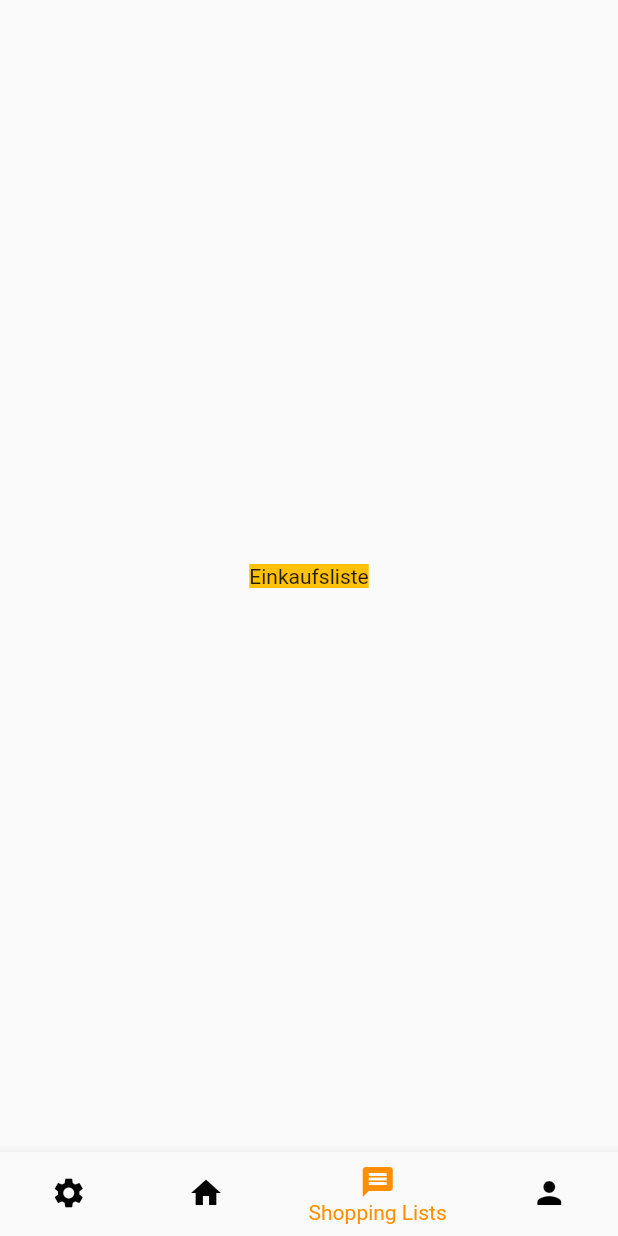
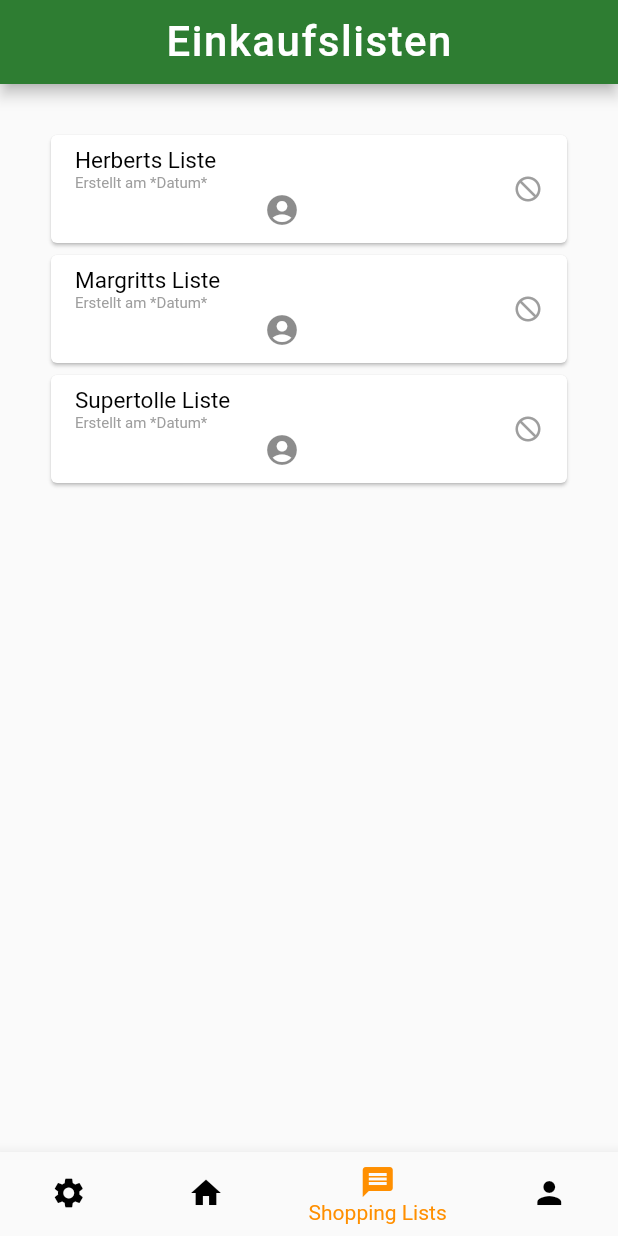
Before and after one commit to kit-recipe-app/front-end, a Flutter app: the screen it shows after launch, item 3 of the bottom bar chosen, on a phone screen of 412 x 824 dp. Run offline on Flutter 3.47's test engine with Material 2 defaults, Android fonts, the phone set to English and light mode, and no system bars.

Commit message:
Habe die EinkaufslistenSeite bearbeitet, habe Appbar eingefügt und ListTiles, arbeite noch an den Details

```diff
--- a/flutter_frontend_recipes/lib/constants/colors.dart
+++ b/flutter_frontend_recipes/lib/constants/colors.dart
@@ -10,7 +10,7 @@ class ColorDesigns {
 
   // Das sind Farben, die für die Seiten wichtig sind
   Color? backGroundColor = Colors.white;
-  Color? appBarBGColor = Colors.green[400];
+  Color? appBarBGColor = Colors.green[800];
   Color? navigationBarBGColor = Colors.white;
   Color? listTileColor = Colors.white;
   Color? addButtonColor = Colors.white;
--- a/flutter_frontend_recipes/lib/constants/font_styles.dart
+++ b/flutter_frontend_recipes/lib/constants/font_styles.dart
@@ -12,13 +12,12 @@ class FontStyles {
   // das ist für die Texte in Rezepten und Listen
   TextStyle normalText = const TextStyle(
     fontSize: 15,
-    letterSpacing: 1,
     color: Colors.black,
   );
 
   // das ist für texte in den AppBars
   TextStyle appBarText = const TextStyle(
-    fontSize: 15,
+    fontSize: 28,
     letterSpacing: 1,
     color: Colors.white,
   );
@@ -31,4 +30,11 @@ class FontStyles {
     fontWeight: FontWeight.bold,
   );
 
+  // das ist ein Text, der für untere Titel der Listen gedacht ist
+  TextStyle subtitleForTiles = const TextStyle(
+    fontSize: 10,
+    color: Colors.grey,
+  );
+
+
 }
--- a/flutter_frontend_recipes/lib/constants/icon_designs.dart
+++ b/flutter_frontend_recipes/lib/constants/icon_designs.dart
@@ -19,5 +19,6 @@ class IconDesigns {
   IconData calories = Icons.local_fire_department_rounded;
   IconData duration = Icons.access_time;
   IconData price = Icons.speed_outlined;
+  IconData notFinalIcon = Icons.not_interested;
 
 }
--- a/flutter_frontend_recipes/lib/main.dart
+++ b/flutter_frontend_recipes/lib/main.dart
@@ -1,6 +1,7 @@
 import 'package:flutter/material.dart';
 import 'package:flutter_frontend_recipes/pages/feed/main-page-feed.dart';
 import 'package:flutter_frontend_recipes/pages/profile/main-page-profile.dart';
+import 'package:flutter_frontend_recipes/pages/shopping-lists/main-page-shopping-lists.dart';
 
 void main() {
   runApp(const MyApp());
@@ -33,10 +34,7 @@ class _LayoutWidgetState extends State<LayoutWidget> {
   final List<Widget> _pages = <Widget>[
     const MainPageFeed(title: 'MVP Recipe App - Startpage'),
     const MyWidgettt(title: 'hello'),
-    Container(
-      color: Colors.amber,
-      child: const Text('Einkaufsliste'),
-    ),
+    MainPageShoppingLists(),
     Container(
       color: Colors.amber,
       child: const Text('Profil'),
--- a/flutter_frontend_recipes/lib/pages/recipes/example_recipe.dart
+++ b/flutter_frontend_recipes/lib/pages/recipes/example_recipe.dart
@@ -15,10 +15,11 @@ class Recipe {
   List<Ingredients> ingredients;
   List<String> tags;
   String imageUrl = 'https://www.schild.de/wp-content/uploads/2016/08/nopic.jpg';
+  String howToMake;
 
   Recipe({required this.title, required this.description, required this.calories,
     required this.time, required this.vegetarian, required this.difficulty,
-    required this.ingredients, required this.tags, imageUrl}) {
+    required this.ingredients, required this.tags,required this.howToMake, imageUrl}) {
 
   }
 
--- a/flutter_frontend_recipes/lib/pages/shopping-lists/main-page-shopping-lists.dart
+++ b/flutter_frontend_recipes/lib/pages/shopping-lists/main-page-shopping-lists.dart
@@ -0,0 +1,80 @@
+import 'package:flutter/material.dart';
+import 'package:flutter_frontend_recipes/constants/colors.dart';
+import 'package:flutter_frontend_recipes/constants/font_styles.dart';
+import 'package:flutter_frontend_recipes/constants/icon_designs.dart';
+import 'package:flutter_frontend_recipes/content_examples/initiating_examples.dart';
+
+
+
+class MainPageShoppingLists extends StatefulWidget {
+  const MainPageShoppingLists({Key? key}) : super(key: key);
+
+  @override
+  State<MainPageShoppingLists> createState() => _MainPageShoppingListsState();
+}
+
+
+class _MainPageShoppingListsState extends State<MainPageShoppingLists> {
+
+  ColorDesigns colorDesigns = ColorDesigns();
+  FontStyles fontStyles = FontStyles();
+  IconDesigns iconDesigns = IconDesigns();
+
+  String subTitleTiles = 'Erstellt am *Datum*';
+  String title = 'Einkaufslisten';
+
+  InitiatingExamples initiatingExamples = InitiatingExamples();
+
+
+  @override
+  Widget build(BuildContext context) {
+    return Scaffold(
+      appBar: AppBar(
+        centerTitle: true,
+        backgroundColor: colorDesigns.appBarBGColor,
+        title: Text(
+          title,
+          style: fontStyles.appBarText,
+        ),
+      ),
+      body: Padding(
+        padding: const EdgeInsets.fromLTRB(30, 30, 30, 5),
+        child: Center(
+          child: Scrollbar(
+            child: ListView.builder(
+              itemCount: initiatingExamples.exampleLists.length,
+              itemBuilder: (context, index) {
+                return Card(
+                  child: ListTile(
+                    trailing:
+                    Icon(
+                        iconDesigns.notFinalIcon,
+                      color: colorDesigns.unSelectedIconColor,
+                      size: 20,
+                    ),
+                    title: Column(
+                      crossAxisAlignment: CrossAxisAlignment.start,
+                      children: [
+                        Text(
+                          initiatingExamples.exampleLists[index].title,
+                          style: fontStyles.normalText,
+                        ),
+                         Text(
+                          subTitleTiles,
+                          style: fontStyles.subtitleForTiles,
+                        ),
+                      ],
+                    ),
+                    subtitle: Icon(iconDesigns.profilePageIcon),
+
+                  ),
+                );
+              },
+            ),
+          ),
+        ),
+      ),
+
+    );
+  }
+}
```
Also changed, not shown: flutter_frontend_recipes/lib/content_examples/initiating_examples.dart (+27 -14 lines).
